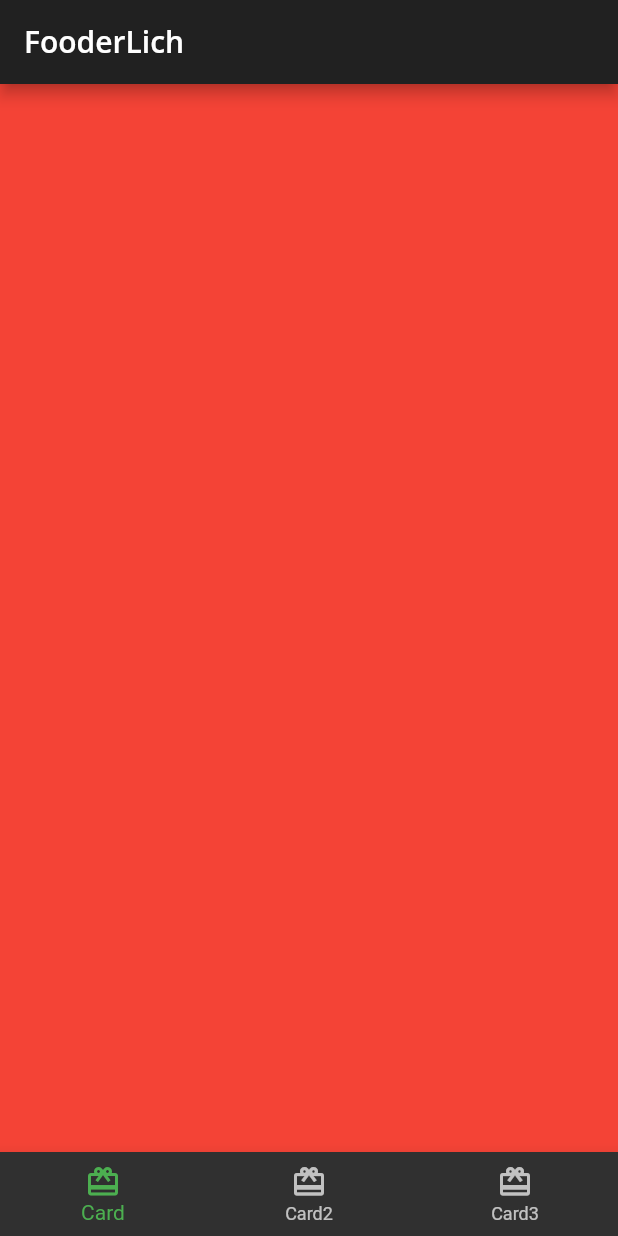
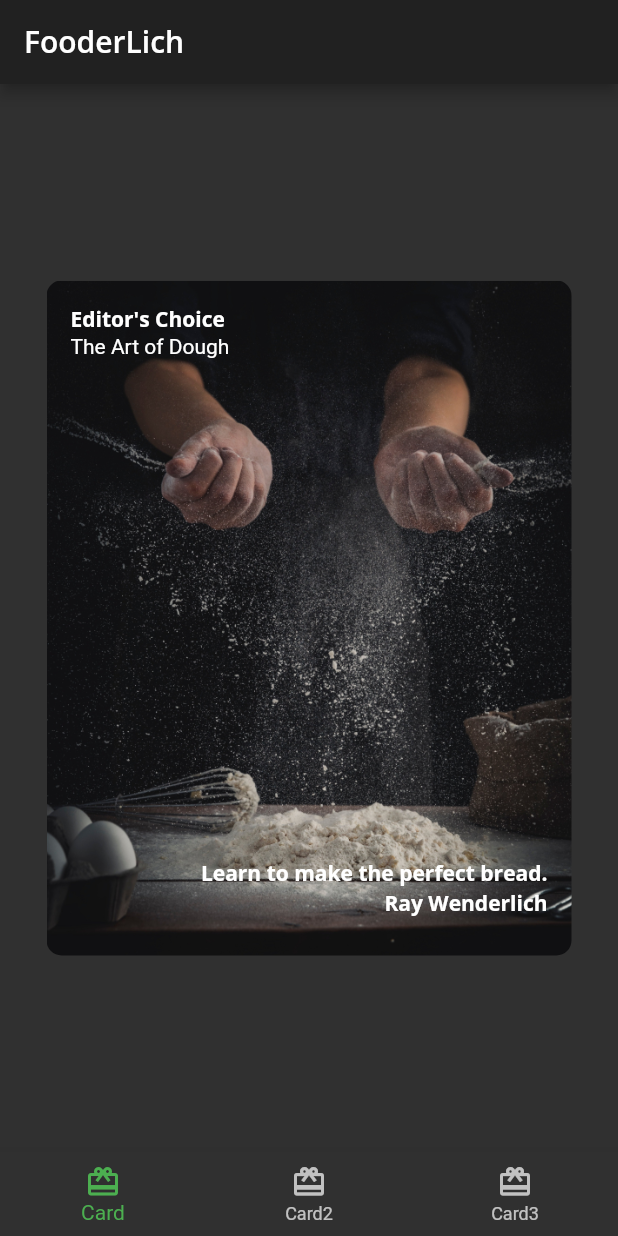
Before and after one commit to MuhammadIbraheem18sw26/Fooderlich, a Flutter app: the screen it shows after launch, on a phone screen of 412 x 824 dp. Run offline on Flutter 3.47's test engine with Material 2 defaults, Android fonts, the phone set to English and light mode, and no system bars; our stand-ins replace google_fonts.

Commit message:
added author card

```diff
--- a/lib/card1.dart
+++ b/lib/card1.dart
@@ -0,0 +1,71 @@
+import 'package:flutter/material.dart';
+import 'fooderlish_theme.dart';
+
+class Card1 extends StatelessWidget {
+  const Card1({Key? key}) : super(key: key);
+  // 1
+  final String category = 'Editor\'s Choice';
+  final String title = 'The Art of Dough';
+  final String description = 'Learn to make the perfect bread.';
+  final String chef = 'Ray Wenderlich';
+
+  // 2
+  @override
+  Widget build(BuildContext context) {
+    // 3
+    return Center(
+      child: Container(
+        child: Stack(
+          children: [
+            Text(
+              category,
+              style: FooderlichTheme.darkTextTheme.bodyText1,
+            ),
+            Positioned(
+              top: 20,
+              child: Text(
+                title,
+                style: FooderlichTheme.darkTextTheme.headline5,
+              ),
+            ),
+            Positioned(
+              child: Text(
+                description,
+                style: FooderlichTheme.darkTextTheme.bodyText1,
+              ),
+              bottom: 30,
+              right: 0,
+            ),
+            // 11
+            Positioned(
+              child: Text(
+                chef,
+                style: FooderlichTheme.darkTextTheme.bodyText1,
+              ),
+              bottom: 10,
+              right: 0,
+            )
+          ],
+        ),
+        padding: const EdgeInsets.all(16),
+        // 2
+        constraints: const BoxConstraints.expand(
+          width: 350,
+          height: 450,
+        ),
+        // 3
+        decoration: const BoxDecoration(
+          // 4
+          image: DecorationImage(
+            // 5
+            image: AssetImage('assets/mag1.png'),
+            // 6
+            fit: BoxFit.cover,
+          ),
+          // 7
+          borderRadius: BorderRadius.all(Radius.circular(10.0)),
+        ),
+      ),
+    );
+  }
+}
--- a/lib/home.dart
+++ b/lib/home.dart
@@ -1,4 +1,7 @@
 import 'package:flutter/material.dart';
+import 'package:fooderlich/card1.dart';
+import 'package:fooderlich/card2.dart';
+import 'package:fooderlich/card3.dart';
 
 class Home extends StatefulWidget {
   @override
@@ -8,14 +11,10 @@ class Home extends StatefulWidget {
 class _HomeState extends State<Home> {
   int _selectedIndex = 0;
 
-// 8
   static List<Widget> pages = <Widget>[
-    // TODO: Replace with Card1
-    Container(color: Colors.red),
-    // TODO: Replace with Card2
-    Container(color: Colors.green),
-    // TODO: Replace with Card3
-    Container(color: Colors.blue)
+    Card1(),
+    Card2(),
+    Card3(),
   ];
 
 // 9
```
Also changed, not shown: lib/author_card.dart (added, +51 -0 lines), lib/card2.dart (+38 -0 lines), lib/card3.dart (+39 -0 lines), lib/circle_image.dart (added, +25 -0 lines).
